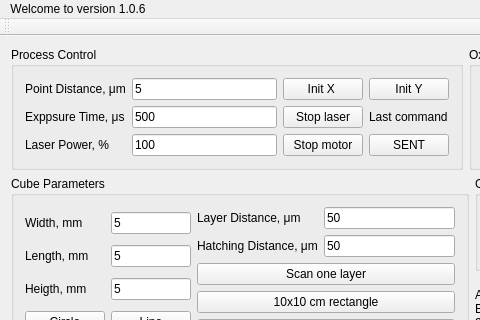
Old version of the form Happy3D/mainwindow.ui in the repository Anaga/Happy3D-Qt; both pictures show x 0 to 480 and y 0 to 320 of the 1041 by 861 pixel window.
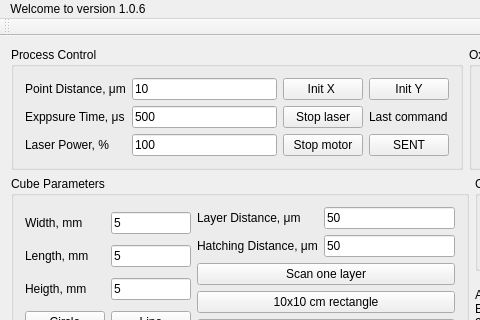
New version of the form.

```diff
--- a/Happy3D/mainwindow.ui
+++ b/Happy3D/mainwindow.ui
@@ -210,7 +210,7 @@
        <item row="0" column="1">
         <widget class="QLineEdit" name="lineEdit_ProC_PD">
          <property name="text">
-          <string>5</string>
+          <string>10</string>
          </property>
          <property name="maxLength">
           <number>10</number>
```
Left out of the diff: 2 changed lines with no effect on the pictures.
